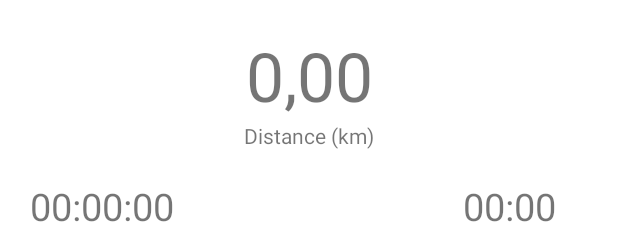
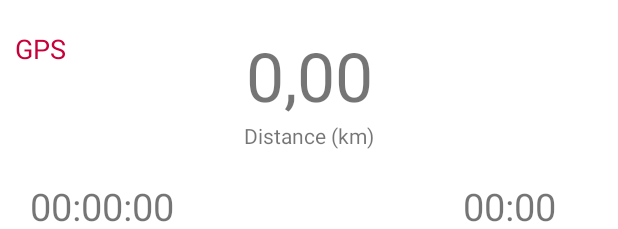
Before and after one commit to fukalhan/Runemies, an Android app: the layout fragment_run.xml on its own in the app's theme, with its tools: preview values and no code run, on a phone screen of 412 x 824 dp. Shown: the top 229 px of the screen. Run offline under Robolectric (Android 15) with nearby library versions, the phone set to English and light mode, and no system bars.

Commit message:
Add gps on check in run fragment

```diff
--- /dev/null
+++ b/app/src/main/java/cz/cvut/fukalhan/common/IOnGpsListener.kt
@@ -0,0 +1,5 @@
+package cz.cvut.fukalhan.common
+
+interface IOnGpsListener {
+    fun gpsStatus(isGpsEnabled: Boolean)
+}
--- a/app/src/main/java/cz/cvut/fukalhan/shared/Constants.kt
+++ b/app/src/main/java/cz/cvut/fukalhan/shared/Constants.kt
@@ -12,6 +12,7 @@ object Constants {
     const val CHANNEL_ID = "location_channel"
     const val MAPVIEW_BUNDLE_KEY = "MapViewBundleKey"
     const val PICK_IMAGE_REQUEST = 22
+    const val GPS_REQUEST = 42
 
     val permissions = listOf(
         Manifest.permission.ACCESS_FINE_LOCATION,
--- /dev/null
+++ b/app/src/main/res/drawable/ic_check.xml
@@ -0,0 +1,6 @@
+<vector android:height="24dp" android:viewportHeight="512"
+    android:viewportWidth="512" android:width="24dp" xmlns:android="http://schemas.android.com/apk/res/android">
+    <path android:fillColor="#A5EB78" android:pathData="M433.139,67.108L201.294,298.953c-6.249,6.249 -16.381,6.249 -22.63,0L78.861,199.15L0,278.011l150.547,150.549c10.458,10.458 24.642,16.333 39.431,16.333l0,0c14.788,0 28.973,-5.876 39.43,-16.333L512,145.968L433.139,67.108z"/>
+    <path android:fillAlpha="0.1" android:fillColor="#FF000000"
+        android:pathData="M485.921,119.888L187.59,418.22c-8.254,8.253 -18.633,13.882 -29.847,16.391c9.363,6.635 20.608,10.28 32.235,10.28l0,0c14.788,0 28.973,-5.876 39.43,-16.333L512,145.966L485.921,119.888z" android:strokeAlpha="0.1"/>
+</vector>
--- a/app/src/main/res/layout/fragment_run.xml
+++ b/app/src/main/res/layout/fragment_run.xml
@@ -11,6 +11,24 @@
         android:layout_height="wrap_content"
         android:background="@color/white"
         android:elevation="15dp">
+        <TextView
+            android:id="@+id/gps_flag"
+            android:layout_width="wrap_content"
+            android:layout_height="wrap_content"
+            android:layout_marginTop="20dp"
+            android:layout_marginStart="10dp"
+            android:text="@string/gps"
+            android:textSize="18sp"
+            android:textColor="@color/red"/>
+        <ImageView
+            android:id="@+id/gps_check"
+            android:layout_width="wrap_content"
+            android:layout_height="wrap_content"
+            android:layout_marginTop="20dp"
+            android:layout_toEndOf="@id/gps_flag"
+            android:src="@drawable/ic_check"
+            android:visibility="gone"/>
+
         <TextView
             android:id="@+id/distance"
             android:layout_width="match_parent"
--- a/app/src/main/res/values/strings.xml
+++ b/app/src/main/res/values/strings.xml
@@ -74,4 +74,5 @@
     <string name="tempo_reset">00:00</string>
     <string name="timer_reset">00:00:00</string>
     <string name="distance_reset">0,00</string>
+    <string name="gps">GPS</string>
 </resources>
```
Also changed, not shown: app/src/main/java/cz/cvut/fukalhan/main/run/fragment/RunFragment.kt (+25 -1 lines), app/src/main/java/cz/cvut/fukalhan/utils/GpsUtils.kt (added, +56 -0 lines).
